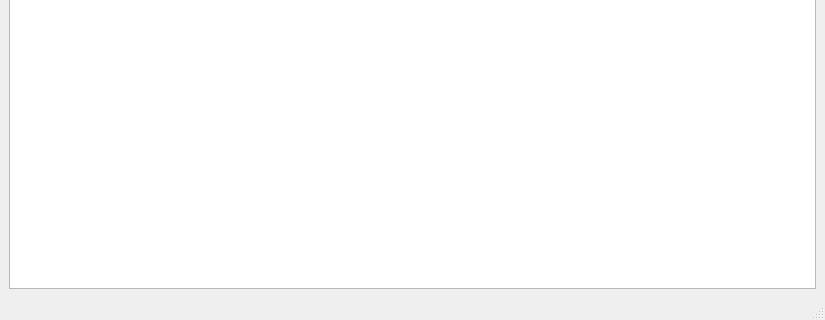
Before: the Qt Designer form homework-1/gui/MainWindow.ui in atom20000/Qt-Homework, drawn with Qt 5; both pictures show x 0 to 825 and y 395 to 715 of the 825 by 715 pixel window.
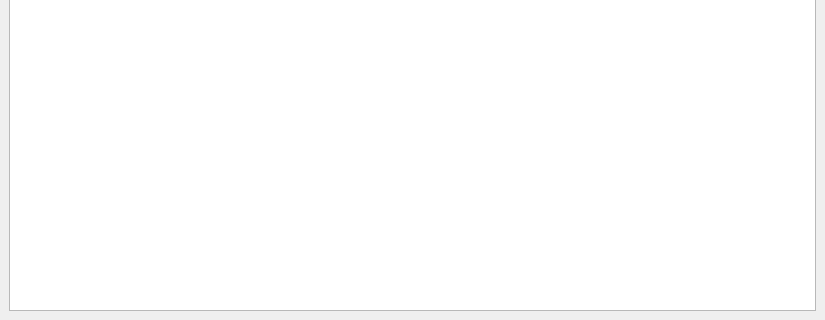
After: the same form once the commit is applied.

Patch:
```diff
--- a/homework-1/gui/MainWindow.ui
+++ b/homework-1/gui/MainWindow.ui
@@ -47,7 +47,6 @@
    <addaction name="menuFile"/>
    <addaction name="menuHelp"/>
   </widget>
-  <widget class="QStatusBar" name="statusbar"/>
   <action name="actionOpen">
    <property name="text">
     <string>Open</string>
```
Left out of the diff: 13 changed lines with no effect on the pictures.
